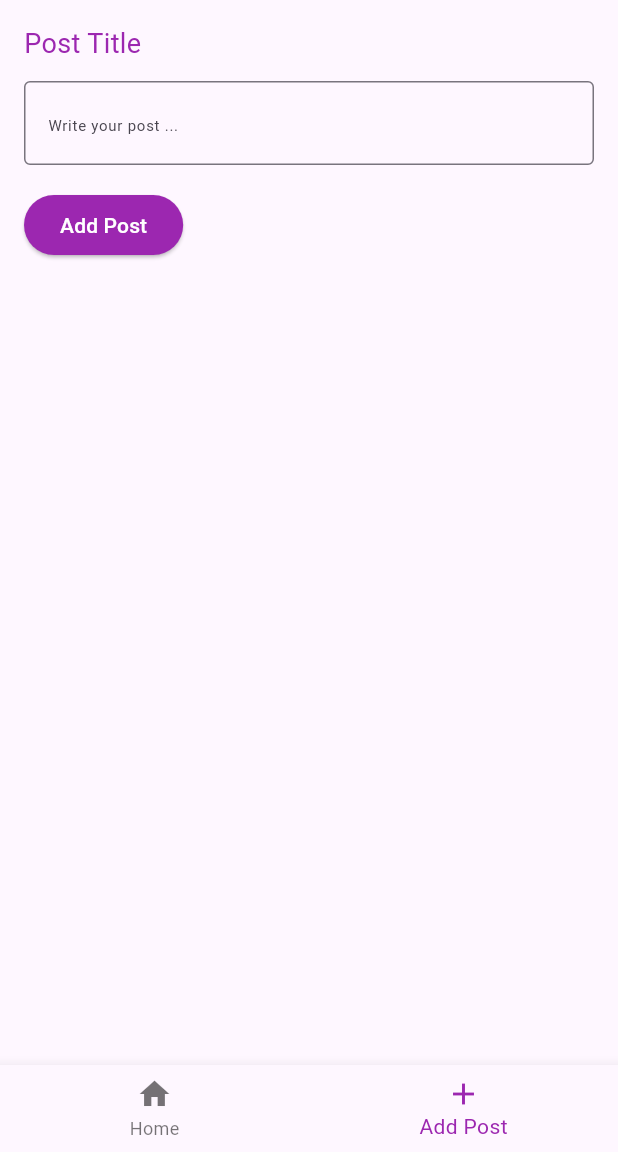
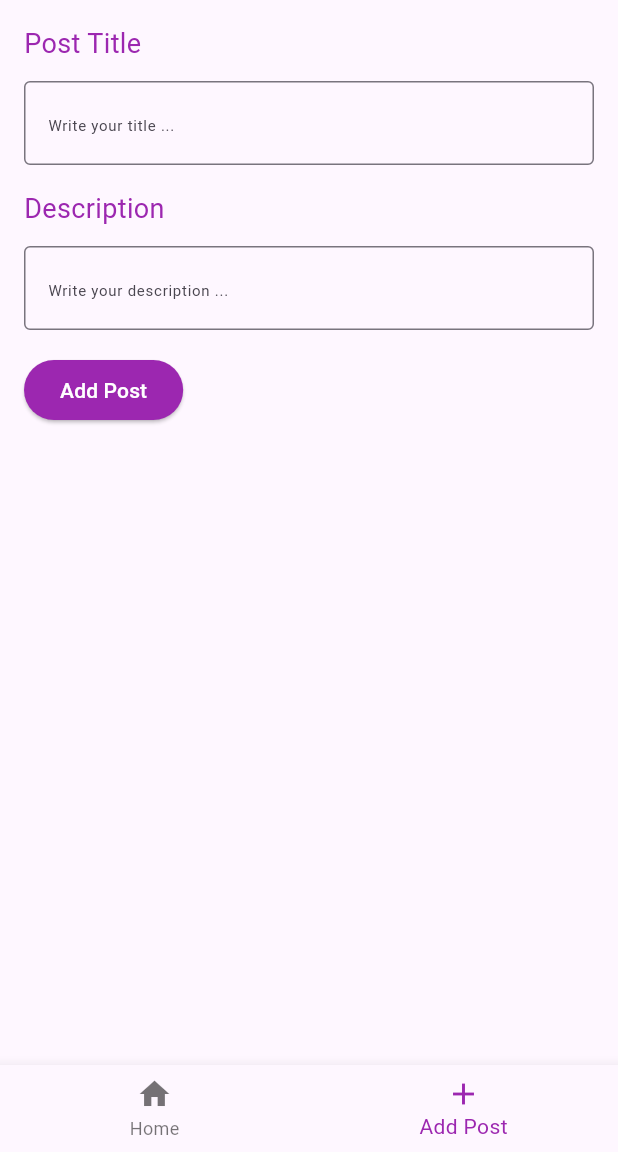
Before and after one commit to Maihetemy/comunity-app, a Flutter app: the screen it shows after launch, item 2 of the bottom bar chosen, after a tap on "Add Post", on a phone screen of 412 x 824 dp, the part 84-1236 px from its top. Run offline on Flutter 3.47's test engine with Material 3 defaults, Android fonts, the phone set to English and light mode, and no system bars; our stand-ins replace cloud_firestore, firebase_auth, firebase_core; accounts and stored records are empty.

Commit message:
delete post

```diff
--- a/lib/screens/add_post_screen.dart
+++ b/lib/screens/add_post_screen.dart
@@ -1,3 +1,4 @@
+import 'package:firbase_test/services/firestore_service.dart';
 import 'package:flutter/material.dart';
 
 class AddPostScreen extends StatefulWidget {
@@ -9,12 +10,14 @@ class AddPostScreen extends StatefulWidget {
 
 class _AddPostScreenState extends State<AddPostScreen> {
   TextEditingController postTitleController = TextEditingController();
+  TextEditingController postDescriptionController = TextEditingController();
   @override
   Widget build(BuildContext context) {
     return Scaffold(
       body: Column(
         crossAxisAlignment: CrossAxisAlignment.start,
         children: [
+          // title
           Text(
             'Post Title',
             style: TextStyle(color: Colors.purple, fontSize: 18),
@@ -26,7 +29,26 @@ class _AddPostScreenState extends State<AddPostScreen> {
             controller: postTitleController,
             decoration: InputDecoration(
               border: OutlineInputBorder(),
-              hintText: 'Write your post ...',
+              hintText: 'Write your title ...',
+              hintStyle: TextStyle(fontSize: 10),
+            ),
+          ),
+          SizedBox(
+            height: 16,
+          ),
+          //Description
+          Text(
+            'Description',
+            style: TextStyle(color: Colors.purple, fontSize: 18),
+          ),
+          SizedBox(
+            height: 12,
+          ),
+          TextField(
+            controller: postDescriptionController,
+            decoration: InputDecoration(
+              border: OutlineInputBorder(),
+              hintText: 'Write your description ...',
               hintStyle: TextStyle(fontSize: 10),
             ),
           ),
@@ -34,7 +56,22 @@ class _AddPostScreenState extends State<AddPostScreen> {
             height: 16,
           ),
           ElevatedButton(
-              onPressed: () {},
+              onPressed: () async {
+                if (postTitleController.text.isNotEmpty &&
+                    postDescriptionController.text.isNotEmpty) {
+                  await FirestoreService().addPost(
+                      postTitleController.text, postDescriptionController.text);
+                  ScaffoldMessenger.of(context).showSnackBar(SnackBar(
+                    content: Text(
+                      'Post added',
+                      style: TextStyle(fontWeight: FontWeight.bold),
+                    ),
+                    backgroundColor: Colors.green,
+                  ));
+                  postTitleController.clear();
+                  postDescriptionController.clear();
+                }
+              },
               style: ElevatedButton.styleFrom(
                   backgroundColor: Colors.purple,
                   foregroundColor: Colors.white),
--- a/lib/screens/home.dart
+++ b/lib/screens/home.dart
@@ -1,10 +1,103 @@
+import 'package:cloud_firestore/cloud_firestore.dart';
+import 'package:firbase_test/services/firestore_service.dart';
 import 'package:flutter/material.dart';
 
-class Home extends StatelessWidget {
+class Home extends StatefulWidget {
   const Home({super.key});
 
   @override
+  State<Home> createState() => _HomeState();
+}
+
+class _HomeState extends State<Home> {
+  @override
   Widget build(BuildContext context) {
-    return Scaffold(body: Text('Home Screen'),);
+    return Scaffold(
+        body: Expanded(
+            child: StreamBuilder<QuerySnapshot>(
+                stream: FirestoreService().readPost(),
+                builder: (context, snapshot) {
+                  if (snapshot.connectionState == ConnectionState.waiting) {
+                    return const Center(
+                      child: CircularProgressIndicator(),
+                    );
+                  }
+                  if (!snapshot.hasData || snapshot.data!.docs.isEmpty) {
+                    return Center(
+                      child: Text('No posts yet!'),
+                    );
+                  }
+//
+// ================================================
+
+                  final posts = snapshot.data!.docs; //list
+                  return ListView.builder(
+                    itemCount: posts.length,
+                    itemBuilder: (context, index) {
+                      final data = posts[index].data() as Map<String, dynamic>;
+                      final doc = posts[index];
+                      final id = doc.id;
+                      return Card(
+                        child: ListTile(
+                          title: Text(
+                            data['Title'] ?? "Title",
+                            style: TextStyle(
+                                fontWeight: FontWeight.bold,
+                                color: Colors.purple,
+                                fontSize: 25),
+                          ),
+                          subtitle: Text(data['description'] ?? "Description"),
+                          trailing: IconButton(
+                              onPressed: () {
+                                showDeleteDialog(context, id);
+                              },
+                              icon: Icon(
+                                Icons.delete,
+                                color: Colors.red,
+                              )),
+                        ),
+                      );
+                    },
+                  );
+                })));
   }
 }
+
+void showDeleteDialog(BuildContext context, String id) {
+  showDialog(
+      context: context,
+      builder: (context) => AlertDialog(
+            title: const Text(
+              'Delete Post',
+              style: TextStyle(
+                  color: Colors.red, fontWeight: FontWeight.bold, fontSize: 30),
+            ),
+            content: const Text('Are you sure you want to delete?'),
+            actions: [
+              TextButton(
+                  onPressed: () => Navigator.pop(context),
+                  child: Text(
+                    'Cancel',
+                  )),
+              ElevatedButton(
+                  style: ElevatedButton.styleFrom(
+                    backgroundColor: Colors.red,
+                    foregroundColor: Colors.white,
+                    shape: RoundedRectangleBorder(
+                        borderRadius: BorderRadius.circular(10)),
+                  ),
+                  onPressed: () {
+                    FirestoreService().deletePost(id);
+                    ScaffoldMessenger.of(context).showSnackBar(SnackBar(
+                      content: Text(
+                        'Post Deleted',
+                        style: TextStyle(fontWeight: FontWeight.bold),
+                      ),
+                      backgroundColor: Colors.red,
+                    ));
+                    Navigator.pop(context);
+                  },
+                  child: Text('Delete'))
+            ],
+          ));
+}
--- a/lib/services/firestore_service.dart
+++ b/lib/services/firestore_service.dart
@@ -10,10 +10,27 @@ import 'package:cloud_firestore/cloud_firestore.dart';
 class FirestoreService {
   final FirebaseFirestore _db = FirebaseFirestore.instance;
 
-  // ===============================Post=============================
-  Future<void> addPost(String title) async {
-    await _db
+  // ===============================Create Post=============================
+  Future<void> addPost(String title, String description) async {
+    await _db.collection('posts').add({
+      'Title': title,
+      'description': description,
+      'createdAt': Timestamp.now()
+    });
+  }
+
+  // ===============================Read Posts=============================
+
+  Stream<QuerySnapshot> readPost() {
+    return _db
         .collection('posts')
-        .add({'Title': title, 'createdAt': Timestamp.now()});
+        .orderBy('createdAt', descending: true)
+        .snapshots();
+  }
+
+// ===============================delete Post=============================
+
+  Future<void> deletePost(String id) async {
+    await _db.collection('posts').doc(id).delete();
   }
 }
```
Also changed, not shown: lib/screens/layout.dart (+4 -4 lines).
